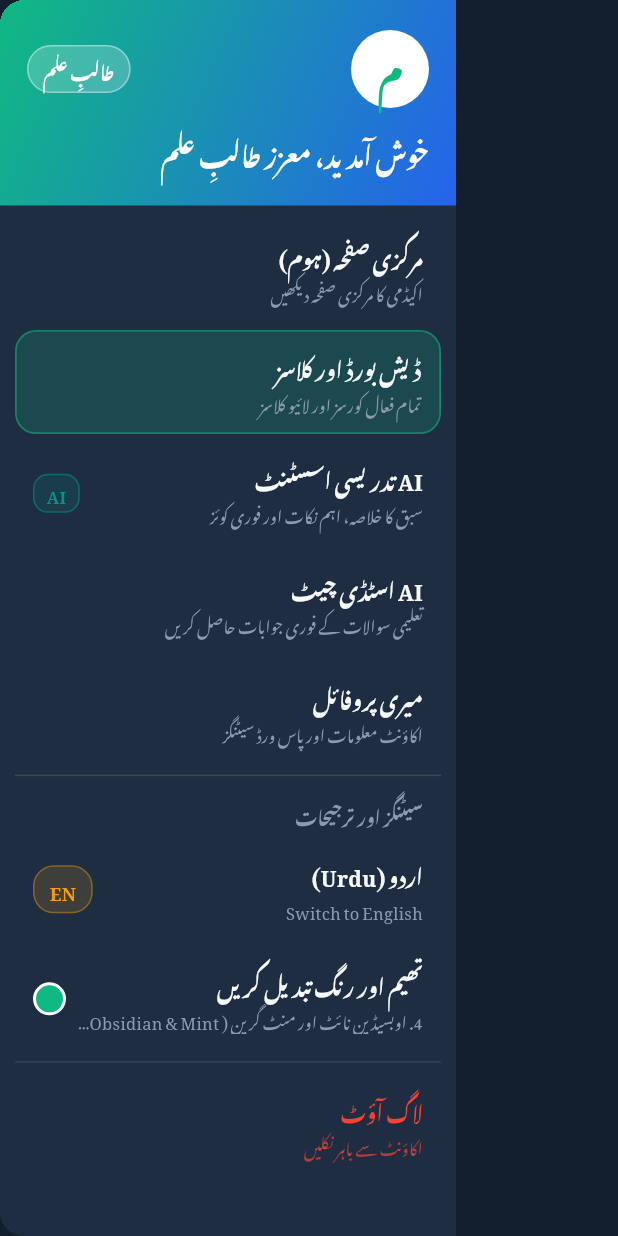
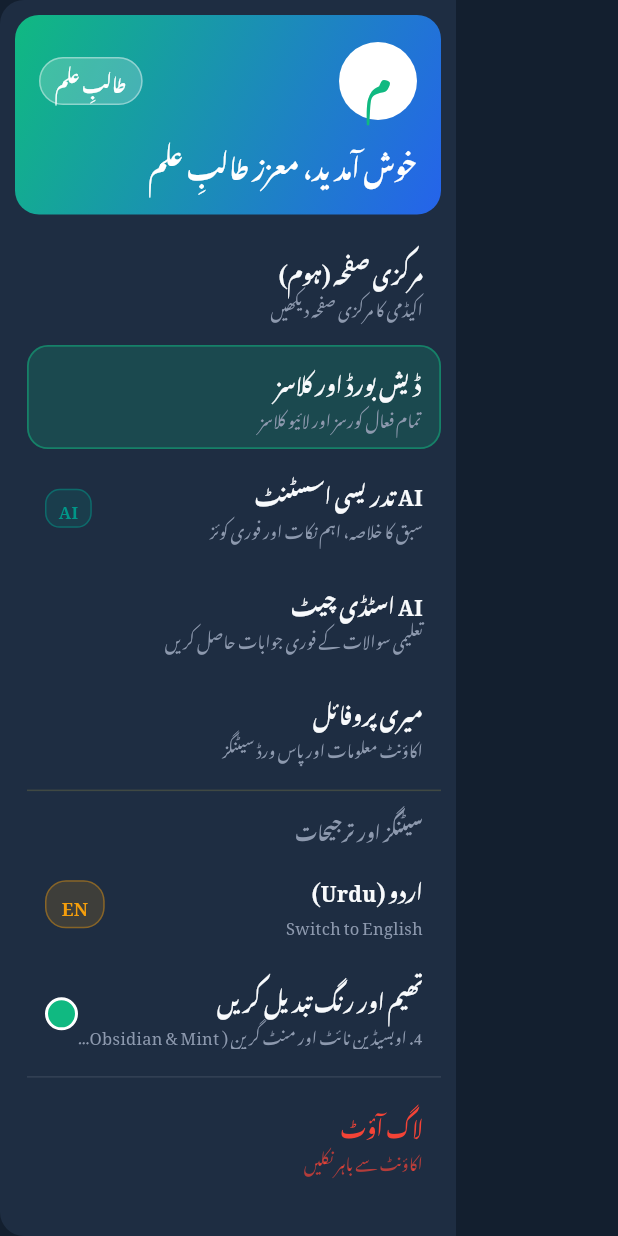
Before and after one commit to amatloob390-hub/xacadmey, a Flutter app: the AppDrawer widget shown alone on an empty page, opened directly, on a phone screen of 412 x 824 dp. Run offline on Flutter 3.47's test engine with Material 3 defaults, Android fonts, the phone set to English and light mode, and no system bars; our stand-ins replace csv, file_picker, image_picker, share_plus, shared_preferences, supabase_flutter and 1 more; missing offline and left inert: dart:js_interop; accounts and stored records are empty; network calls fail.

Commit message:
Align sidebar header width with tiles; fix sidebar's own scrollbar gap
- The header banner (avatar + welcome + email) was full-bleed edge to
  edge, while the tiles below it sit inset by the ListView's 10px
  padding — the mismatch made the header look oversized/misaligned.
  Gave the header the same 10px horizontal margin and rounded corners
  so it visually matches the tile width below it.
- The sidebar's own internal ListView had the same always-visible
  scrollbar overlap issue already fixed on the content screens, but
  the sidebar itself was missed. Switched its padding to
  EdgeInsetsDirectional with extra end-side room so the scrollbar
  doesn't sit flush against the tile borders, in both Urdu and English.

AppDrawer is shared between the teacher and student panels, so both
get this fix from the one change.

Co-Authored-By: Claude Opus 4.8 <noreply@anthropic.com>

```diff
--- a/lib/widgets/app_drawer.dart
+++ b/lib/widgets/app_drawer.dart
@@ -176,14 +176,16 @@ class _AppDrawerState extends State<AppDrawer> {
                   // Header / User Profile Banner Section
                   Container(
                     width: double.infinity,
+                    margin: const EdgeInsets.fromLTRB(10, 10, 10, 4),
                     padding: const EdgeInsets.symmetric(
-                        horizontal: 18, vertical: 20),
-                    decoration: const BoxDecoration(
-                      gradient: LinearGradient(
+                        horizontal: 16, vertical: 18),
+                    decoration: BoxDecoration(
+                      gradient: const LinearGradient(
                         colors: [Color(0xFF10B981), Color(0xFF2563EB)],
                         begin: Alignment.topLeft,
                         end: Alignment.bottomRight,
                       ),
+                      borderRadius: BorderRadius.circular(16),
                     ),
                     child: Column(
                       crossAxisAlignment: CrossAxisAlignment.start,
@@ -254,8 +256,7 @@ class _AppDrawerState extends State<AppDrawer> {
                   // Scrollable Action Items
                   Expanded(
                     child: ListView(
-                      padding: const EdgeInsets.symmetric(
-                          horizontal: 10, vertical: 10),
+                      padding: const EdgeInsetsDirectional.fromSTEB(10, 10, 18, 10),
                       children: [
                         // 1. Home / Landing Website
                         _buildDrawerTile(
```
Also changed, not shown: 2 other files.
